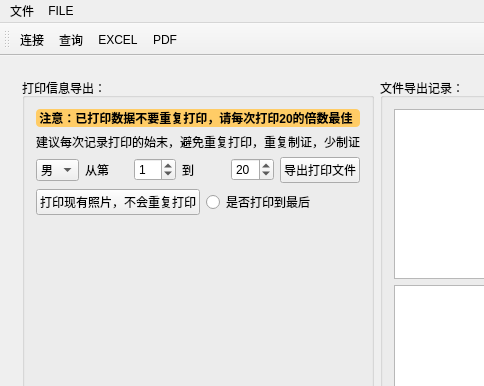
Before: the Qt Designer form mainwindow.ui in crouse/anatta-enhanced, drawn with Qt 5; both pictures show x 0 to 484 and y 0 to 386 of the 1017 by 539 pixel window.
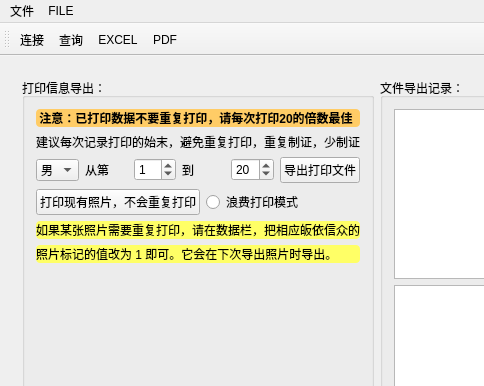
After: the same form once the commit is applied. The open tabs and pages were chosen to show the change. Icons and pictures are not drawn.

```diff
--- a/mainwindow.ui
+++ b/mainwindow.ui
@@ -456,12 +456,34 @@
              <item>
               <widget class="QRadioButton" name="radioButtonIfPrintToEnd">
                <property name="text">
-                <string>是否打印到最后</string>
+                <string>浪费打印模式</string>
                </property>
               </widget>
              </item>
             </layout>
            </item>
+           <item>
+            <widget class="QLabel" name="label_25">
+             <property name="styleSheet">
+              <string notr="true">background-color: rgb(255, 255, 102);
+border-radius:4px;</string>
+             </property>
+             <property name="text">
+              <string>如果某张照片需要重复打印，请在数据栏，把相应皈依信众的</string>
+             </property>
+            </widget>
+           </item>
+           <item>
+            <widget class="QLabel" name="label_26">
+             <property name="styleSheet">
+              <string notr="true">background-color: rgb(255, 255, 102);
+border-radius:4px;</string>
+             </property>
+             <property name="text">
+              <string>照片标记的值改为 1 即可。它会在下次导出照片时导出。</string>
+             </property>
+            </widget>
+           </item>
            <item>
             <spacer name="verticalSpacer">
              <property name="orientation">
```
Left out of the diff: 2 changed lines with no effect on the pictures.
